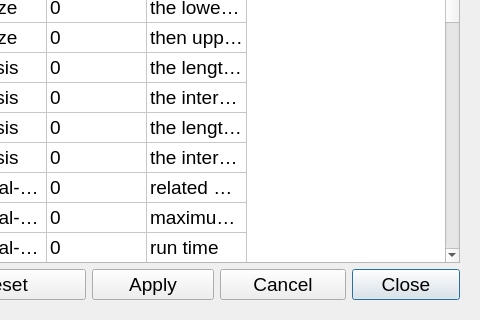
This is NLDRsetting.ui in TreeScaper/TreeScaper as Qt 5 draws it before an edit; both pictures show x 100 to 580 and y 90 to 410 of the 580 by 410 pixel window. The edited form follows.
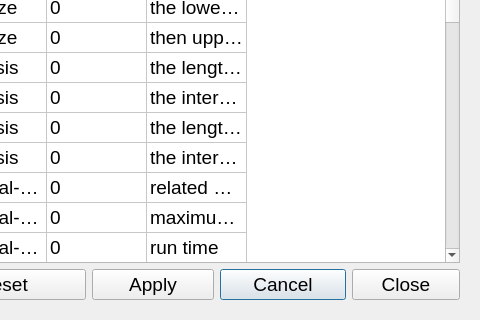
This is the edited form.

The edit to the form file:
```diff
--- a/NLDRsetting.ui
+++ b/NLDRsetting.ui
@@ -1150,7 +1150,7 @@
          <string>Close</string>
         </property>
         <property name="default">
-         <bool>true</bool>
+         <bool>false</bool>
         </property>
        </widget>
       </item>
```
